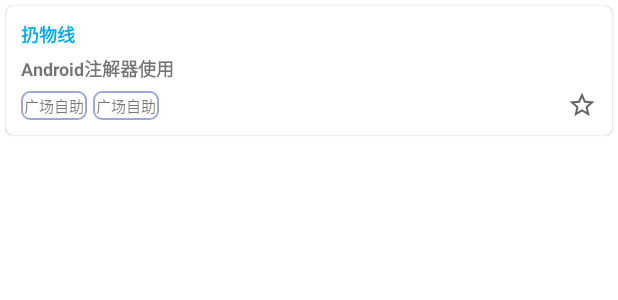
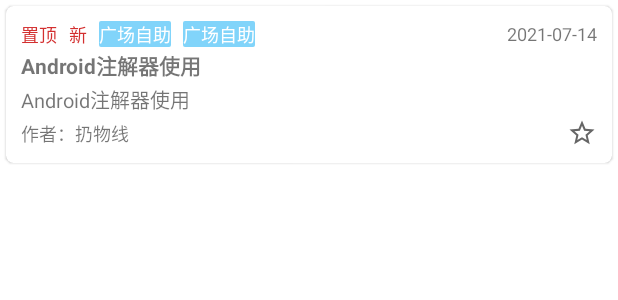
Before and after one commit to simple565/WanDevelop, an Android app: the layout item_article.xml on its own in the app's theme, with its tools: preview values and no code run, on a phone screen of 412 x 824 dp. Shown: the top 300 px of the screen. Run offline under Robolectric (Android 15) with nearby library versions, the phone set to English and light mode, and no system bars; network calls fail.

Commit message:
首页文章列表item UI修改

```diff
--- a/app/src/main/AndroidManifest.xml
+++ b/app/src/main/AndroidManifest.xml
@@ -1,10 +1,11 @@
 <?xml version="1.0" encoding="utf-8"?>
 <manifest xmlns:android="http://schemas.android.com/apk/res/android"
     package="com.maureen.wandevelop">
-    <!-- 访问网络 -->
+
     <uses-permission android:name="android.permission.INTERNET" />
 
     <application
+        android:name=".MyApplication"
         android:allowBackup="true"
         android:icon="@mipmap/ic_launcher"
         android:label="@string/app_name"
--- a/app/src/main/java/com/maureen/wandevelop/data/AccountRepository.kt
+++ b/app/src/main/java/com/maureen/wandevelop/data/AccountRepository.kt
@@ -1,4 +1,6 @@
 package com.maureen.wandevelop.data
+
+import com.maureen.wandevelop.network.WanAndroidService
 
 /**
  * Function: 账户相关
@@ -6,4 +8,8 @@ package com.maureen.wandevelop.data
  * Create 2021-05-02
  */
 object AccountRepository {
+
+    suspend fun login(username: String, password: String) =
+        WanAndroidService.instance.login(username, password).apiData()
+
 }
--- a/app/src/main/java/com/maureen/wandevelop/network/WanAndroidService.kt
+++ b/app/src/main/java/com/maureen/wandevelop/network/WanAndroidService.kt
@@ -12,8 +12,8 @@ interface WanAndroidService {
     companion object {
         const val BASE_URL = "https://www.wanandroid.com/"
 
-        fun create(): WanAndroidService {
-            return RetrofitManager.instance.create(WanAndroidService::class.java)
+        val instance: WanAndroidService by lazy {
+            RetrofitManager.instance.create(WanAndroidService::class.java)
         }
     }
 
--- a/app/src/main/java/com/maureen/wandevelop/viewmodels/LoginViewModel.kt
+++ /dev/null
@@ -1 +0,0 @@
-package com.maureen.wandevelop.viewmodels
--- a/app/src/main/res/drawable/bg_category.xml
+++ b/app/src/main/res/drawable/bg_category.xml
@@ -2,9 +2,7 @@
 <shape xmlns:android="http://schemas.android.com/apk/res/android"
     android:shape="rectangle">
 
-    <corners android:radius="5dp" />
-    <stroke
-        android:width="1dp"
-        android:color="@color/indigo_200" />
+    <corners android:radius="1dp" />
+    <solid android:color="@color/light_blue_200" />
 
 </shape>
--- a/app/src/main/res/layout/item_article.xml
+++ b/app/src/main/res/layout/item_article.xml
@@ -15,15 +15,74 @@
         android:padding="10dp">
 
         <TextView
-            android:id="@+id/item_article_tv_author"
+            android:id="@+id/item_article_tv_top"
             android:layout_width="wrap_content"
             android:layout_height="wrap_content"
-            android:textColor="?android:attr/colorPrimary"
+            android:text="@string/top"
+            android:textColor="@color/red_700"
             android:textSize="12sp"
-            android:textStyle="bold"
+            android:visibility="gone"
+            app:layout_constraintBottom_toBottomOf="@id/item_article_tv_date"
             app:layout_constraintStart_toStartOf="parent"
-            app:layout_constraintTop_toTopOf="parent"
-            tools:text="扔物线" />
+            app:layout_constraintTop_toTopOf="@id/item_article_tv_date"
+            tools:visibility="visible" />
+
+        <TextView
+            android:id="@+id/item_article_tv_fresh"
+            android:layout_width="wrap_content"
+            android:layout_height="wrap_content"
+            android:layout_marginStart="8dp"
+            android:text="@string/fresh"
+            android:textColor="@color/red_700"
+            android:textSize="12sp"
+            android:visibility="gone"
+            app:layout_constraintBottom_toBottomOf="@id/item_article_tv_date"
+            app:layout_constraintStart_toEndOf="@id/item_article_tv_top"
+            app:layout_constraintTop_toTopOf="@id/item_article_tv_date"
+            app:layout_goneMarginStart="0dp"
+            tools:visibility="visible" />
+
+        <TextView
+            android:id="@+id/item_article_tv_tag"
+            android:layout_width="wrap_content"
+            android:layout_height="wrap_content"
+            android:layout_marginStart="8dp"
+            android:background="@drawable/bg_category"
+            android:textColor="@color/white"
+            android:textSize="12sp"
+            android:visibility="gone"
+            app:layout_constraintBottom_toBottomOf="@id/item_article_tv_date"
+            app:layout_constraintStart_toEndOf="@id/item_article_tv_fresh"
+            app:layout_constraintTop_toTopOf="@id/item_article_tv_date"
+            app:layout_goneMarginStart="0dp"
+            tools:text="本站发布" />
+
+        <TextView
+            android:id="@+id/item_article_tv_super_category"
+            android:layout_width="wrap_content"
+            android:layout_height="wrap_content"
+            android:layout_marginStart="8dp"
+            android:background="@drawable/bg_category"
+            android:textColor="@color/white"
+            android:textSize="12sp"
+            app:layout_constraintBottom_toBottomOf="@id/item_article_tv_date"
+            app:layout_constraintStart_toEndOf="@id/item_article_tv_tag"
+            app:layout_constraintTop_toTopOf="@id/item_article_tv_date"
+            tools:text="广场自助" />
+
+        <TextView
+            android:id="@+id/item_article_tv_category"
+            android:layout_width="wrap_content"
+            android:layout_height="wrap_content"
+            android:layout_marginStart="8dp"
+            android:background="@drawable/bg_category"
+            android:textColor="@color/white"
+            android:textSize="12sp"
+            app:layout_constraintBottom_toBottomOf="@id/item_article_tv_date"
+            app:layout_constraintStart_toEndOf="@id/item_article_tv_super_category"
+            app:layout_constraintTop_toTopOf="@id/item_article_tv_date"
+            app:layout_goneMarginStart="0dp"
+            tools:text="广场自助" />
 
         <TextView
             android:id="@+id/item_article_tv_date"
@@ -31,51 +90,53 @@
             android:layout_height="wrap_content"
             android:textSize="12sp"
             app:layout_constraintEnd_toEndOf="parent"
-            app:layout_constraintTop_toTopOf="parent" />
+            app:layout_constraintTop_toTopOf="parent"
+            tools:text="2021-07-14" />
 
         <TextView
             android:id="@+id/item_article_tv_title"
-            android:layout_width="match_parent"
+            android:layout_width="wrap_content"
             android:layout_height="wrap_content"
-            android:layout_marginTop="6dp"
-            android:layout_marginBottom="6dp"
-            android:textSize="12sp"
+            android:layout_marginTop="2dp"
+            android:ellipsize="end"
+            android:minLines="1"
+            android:textSize="14sp"
             android:textStyle="bold"
-            app:layout_constraintBottom_toTopOf="@id/item_article_tv_category"
+            app:layout_constraintStart_toStartOf="parent"
             app:layout_constraintTop_toBottomOf="@id/item_article_tv_date"
             tools:text="Android注解器使用" />
 
         <TextView
-            android:id="@+id/item_article_tv_super_category"
+            android:id="@+id/item_article_tv_description"
             android:layout_width="wrap_content"
             android:layout_height="wrap_content"
-            android:background="@drawable/bg_category"
-            android:padding="2dp"
-            android:textSize="10sp"
-            app:layout_constraintBottom_toBottomOf="parent"
+            android:layout_marginTop="2dp"
+            android:ellipsize="end"
+            android:maxLines="3"
+            android:textSize="13sp"
             app:layout_constraintStart_toStartOf="parent"
-            tools:ignore="SmallSp"
-            tools:text="广场自助" />
+            app:layout_constraintTop_toBottomOf="@id/item_article_tv_title"
+            tools:text="Android注解器使用" />
 
         <TextView
-            android:id="@+id/item_article_tv_category"
+            android:id="@+id/item_article_tv_author"
             android:layout_width="wrap_content"
             android:layout_height="wrap_content"
-            android:layout_marginStart="4dp"
-            android:background="@drawable/bg_category"
-            android:padding="2dp"
-            android:textSize="10sp"
-            app:layout_constraintBottom_toBottomOf="parent"
-            app:layout_constraintStart_toEndOf="@id/item_article_tv_super_category"
-            tools:ignore="SmallSp"
-            tools:text="广场自助" />
+            android:textSize="12sp"
+            app:layout_constraintBottom_toBottomOf="@id/item_article_iv_like"
+            app:layout_constraintStart_toStartOf="parent"
+            app:layout_constraintTop_toTopOf="@id/item_article_iv_like"
+            tools:text="作者：扔物线" />
 
         <ImageView
+            android:id="@+id/item_article_iv_like"
             android:layout_width="20dp"
             android:layout_height="20dp"
+            android:layout_marginTop="2dp"
             android:background="@drawable/ic_star_border"
-            app:layout_constraintBottom_toBottomOf="parent"
             app:layout_constraintEnd_toEndOf="parent"
+            app:layout_constraintTop_toBottomOf="@id/item_article_tv_description"
+            app:layout_goneMarginTop="0dp"
             tools:ignore="ContentDescription" />
     </androidx.constraintlayout.widget.ConstraintLayout>
 </com.google.android.material.card.MaterialCardView>
--- a/app/src/main/res/values/colors.xml
+++ b/app/src/main/res/values/colors.xml
@@ -5,8 +5,13 @@
     <color name="dark">#212121</color>
     <color name="gray_50">#FAFAFA</color>
     <color name="teal_500">#009688</color>
-    <color name="teal_700">#00796b</color>
     <color name="indigo_200">#9fa8da</color>
+    <color name="light_blue_200">#81D4FA</color>
     <color name="light_blue_500">#03a9f4</color>
     <color name="light_blue_700">#0288d1</color>
+    <color name="red_200">#EF9A9A</color>
+    <color name="red_500">#F44336</color>
+    <color name="red_700">#D32F2F</color>
+    <color name="blue_grey_500">#607D8B</color>
+    <color name="blue_grey_700">#455A64</color>
 </resources>
--- a/app/src/main/res/values/strings.xml
+++ b/app/src/main/res/values/strings.xml
@@ -27,4 +27,9 @@
     <string name="network_request_failed">网络请求失败</string>
     <string name="network_request_timeout">网络请求超时</string>
     <string name="api_data_parse_error">数据解析错误</string>
+
+    <string name="top">置顶</string>
+    <string name="fresh">新</string>
+    <string name="which_author">作者：%1$s</string>
+    <string name="which_share_user">分享人：%1$s</string>
 </resources>
```
Also changed, not shown: app/src/main/java/com/maureen/wandevelop/adapter/HomePageArticleAdapter.kt (+39 -10 lines), app/src/main/java/com/maureen/wandevelop/data/HomePageRepository.kt (+12 -3 lines), app/src/main/java/com/maureen/wandevelop/viewmodels/AccountViewModel.kt (added, +11 -0 lines), app/src/main/java/com/maureen/wandevelop/viewmodels/HomeViewModel.kt (+8 -9 lines).
